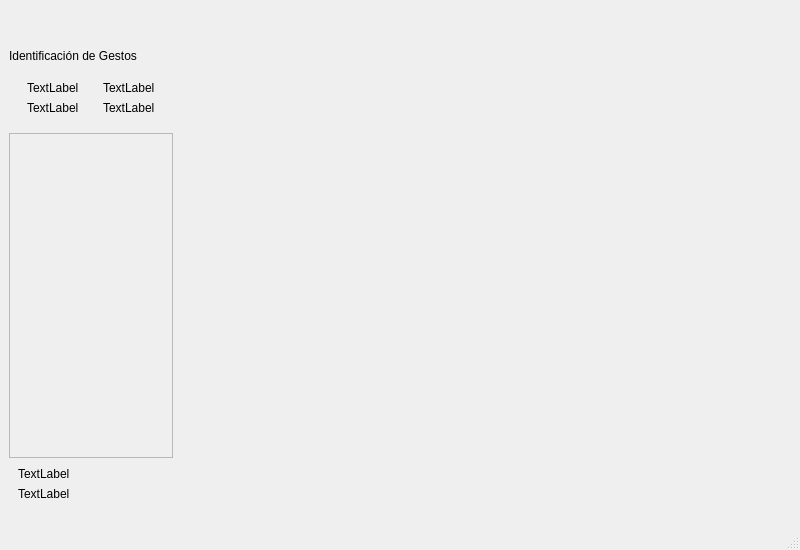
Before: the Qt Designer form Modeling_3D/views/viewModel3D.ui in CrisMC2/Hologramas, drawn with Qt 5.
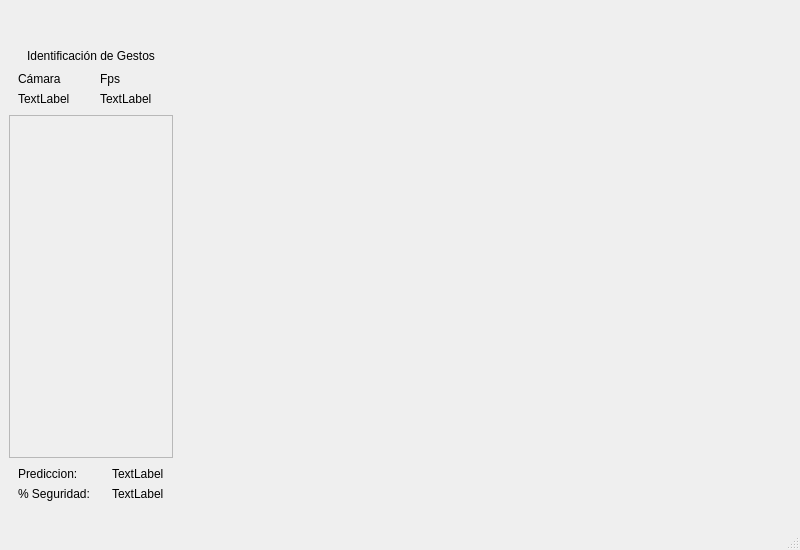
After: the same form once the commit is applied.

The edit to the form file:
```diff
--- a/Modeling_3D/views/viewModel3D.ui
+++ b/Modeling_3D/views/viewModel3D.ui
@@ -57,18 +57,36 @@
          <property name="text">
           <string>Identificación de Gestos</string>
          </property>
+         <property name="alignment">
+          <set>Qt::AlignCenter</set>
+         </property>
         </widget>
        </item>
        <item>
         <widget class="QWidget" name="camWidget1" native="true">
          <layout class="QHBoxLayout" name="horizontalLayout_2">
+          <property name="spacing">
+           <number>0</number>
+          </property>
+          <property name="leftMargin">
+           <number>0</number>
+          </property>
+          <property name="topMargin">
+           <number>0</number>
+          </property>
+          <property name="rightMargin">
+           <number>0</number>
+          </property>
+          <property name="bottomMargin">
+           <number>0</number>
+          </property>
           <item>
            <widget class="QWidget" name="widget_2" native="true">
             <layout class="QVBoxLayout" name="verticalLayout_3">
              <item>
               <widget class="QLabel" name="label">
                <property name="text">
-                <string>TextLabel</string>
+                <string>Cámara</string>
                </property>
               </widget>
              </item>
@@ -88,7 +106,7 @@
              <item>
               <widget class="QLabel" name="label_3">
                <property name="text">
-                <string>TextLabel</string>
+                <string>Fps</string>
                </property>
               </widget>
              </item>
@@ -129,19 +147,60 @@
        </item>
        <item>
         <widget class="QWidget" name="camWidget2" native="true">
-         <layout class="QVBoxLayout" name="verticalLayout_4">
+         <layout class="QHBoxLayout" name="horizontalLayout_3" stretch="0,0">
+          <property name="spacing">
+           <number>0</number>
+          </property>
+          <property name="leftMargin">
+           <number>0</number>
+          </property>
+          <property name="topMargin">
+           <number>0</number>
+          </property>
+          <property name="rightMargin">
+           <number>0</number>
+          </property>
+          <property name="bottomMargin">
+           <number>0</number>
+          </property>
           <item>
-           <widget class="QLabel" name="label_5">
-            <property name="text">
-             <string>TextLabel</string>
-            </property>
+           <widget class="QWidget" name="widget" native="true">
+            <layout class="QVBoxLayout" name="verticalLayout_6">
+             <item>
+              <widget class="QLabel" name="label_prediction">
+               <property name="text">
+                <string>Prediccion:</string>
+               </property>
+              </widget>
+             </item>
+             <item>
+              <widget class="QLabel" name="label_security">
+               <property name="text">
+                <string>% Seguridad: </string>
+               </property>
+              </widget>
+             </item>
+            </layout>
            </widget>
           </item>
           <item>
-           <widget class="QLabel" name="label_6">
-            <property name="text">
-             <string>TextLabel</string>
-            </property>
+           <widget class="QWidget" name="widget_4" native="true">
+            <layout class="QVBoxLayout" name="verticalLayout_4">
+             <item>
+              <widget class="QLabel" name="label_prediction_info">
+               <property name="text">
+                <string>TextLabel</string>
+               </property>
+              </widget>
+             </item>
+             <item>
+              <widget class="QLabel" name="label_security_info">
+               <property name="text">
+                <string>TextLabel</string>
+               </property>
+              </widget>
+             </item>
+            </layout>
            </widget>
           </item>
          </layout>
```
Left out of the diff: 8 changed lines with no effect on the pictures.
